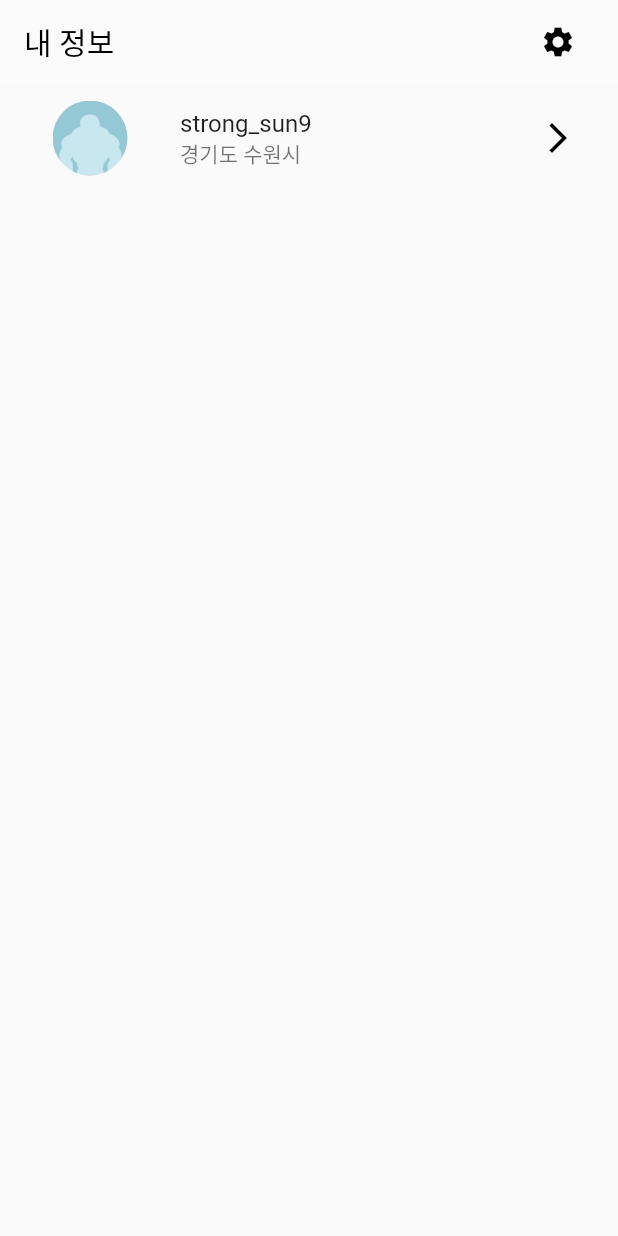
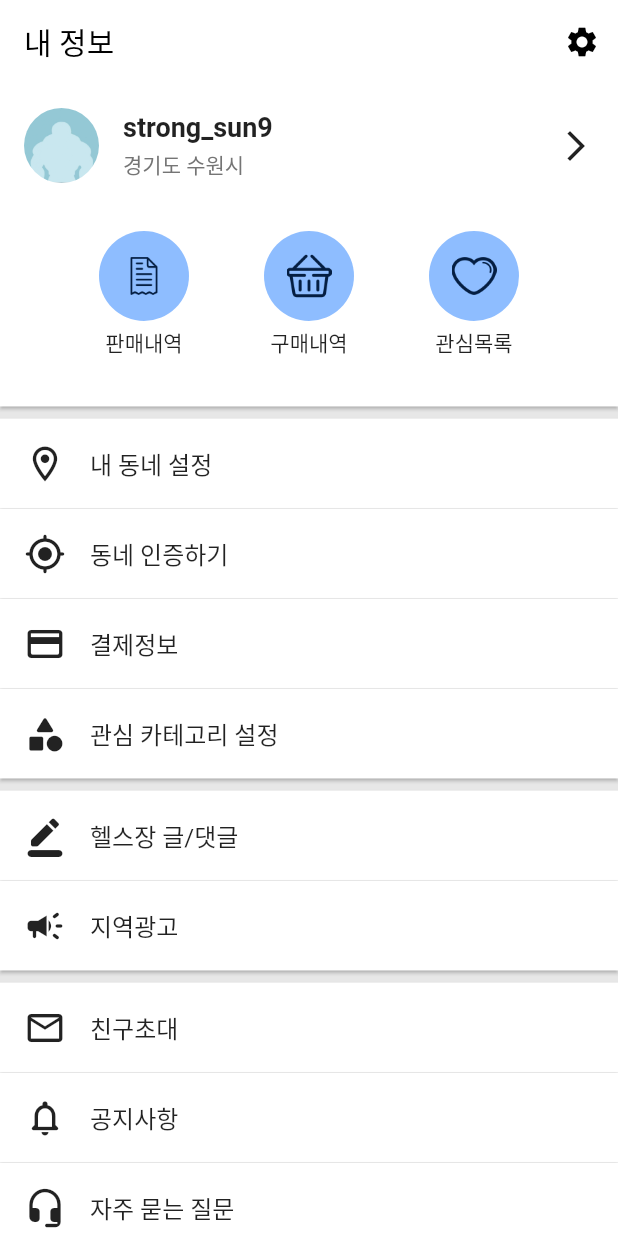
Before and after one commit to Long9725/ENFT_client_app, a Flutter app: the MyInfoPage screen opened directly with sample values from the repository, on a phone screen of 412 x 824 dp. Run offline on Flutter 3.47's test engine with Material 2 defaults, Android fonts, the phone set to English and light mode, and no system bars; our stand-ins replace flutter_swiper_null_safety, location, lottie.

Commit message:
Stand profile in line

```diff
--- a/lib/src/page/myInfo.dart
+++ b/lib/src/page/myInfo.dart
@@ -1,9 +1,40 @@
+import 'package:blue/src/helper.dart';
 import 'package:flutter/material.dart';
 
 import 'package:blue/src/model/user.dart';
 
 class MyInfoPage extends StatelessWidget {
   final User user;
+  static const historyIcons = [
+    "assets/icons/receipt.png",
+    "assets/icons/shopping-bag.png",
+    "assets/icons/heart.png"
+  ];
+  static const historyTitles = ["판매내역", "구매내역", "관심목록"];
+  static const infoTileIcons = [
+    Icons.location_on_outlined,
+    Icons.my_location_rounded,
+    Icons.credit_card_rounded,
+    Icons.category_rounded,
+    Icons.border_color_rounded,
+    Icons.campaign_rounded,
+    Icons.email_outlined,
+    Icons.notifications_none_rounded,
+    Icons.headset_mic_rounded,
+    Icons.settings
+  ];
+  static const infoTileTexts = [
+    "내 동네 설정",
+    "동네 인증하기",
+    "결제정보",
+    "관심 카테고리 설정",
+    "헬스장 글/댓글",
+    "지역광고",
+    "친구초대",
+    "공지사항",
+    "자주 묻는 질문",
+    "설정"
+  ];
 
   const MyInfoPage({Key? key, required this.user}) : super(key: key);
 
@@ -12,39 +43,151 @@ class MyInfoPage extends StatelessWidget {
     return Scaffold(
         appBar: AppBar(
           automaticallyImplyLeading: false,
-        title: Row(
-          mainAxisAlignment: MainAxisAlignment.end,
-          children: [
-            const Expanded(
-                child: Text(
+          backgroundColor: Colors.white,
+          titleSpacing: kDefaultPadding,
+          title: const Text(
             "내 정보",
             style: TextStyle(color: Colors.black),
-            )),
+          ),
+          actions: [
             IconButton(
                 onPressed: () {},
                 icon: const Icon(Icons.settings, color: Colors.black))
           ],
-        ),
-        backgroundColor: Colors.white24,
           elevation: 0,
         ),
+        backgroundColor: Colors.grey.withOpacity(0.25),
         body: SingleChildScrollView(
             child: Column(
           children: [
-          ListTile(
-            leading: MaterialButton(
-              onPressed: () {},
-              child: ClipOval(
-                  child: Image.asset(user.profile, fit: BoxFit.contain, height: 50, width: 50,)),
+            buildUserProfileBox(),
+            const SizedBox(
+              height: kDefaultPadding / 2,
             ),
-            title: Text(user.nickName),
-            subtitle: Text(user.location),
-            trailing: IconButton(
-                onPressed: () {},
-                icon: const Icon(Icons.arrow_forward_ios, color: Colors.black)),
+            for (int i = 0; i < 4; i++)
+              buildIconTextTile(infoTileIcons[i], infoTileTexts[i]),
+            const SizedBox(
+              height: kDefaultPadding / 2,
+            ),
+            for (int i = 4; i < 6; i++)
+              buildIconTextTile(infoTileIcons[i], infoTileTexts[i]),
+            const SizedBox(
+              height: kDefaultPadding / 2,
+            ),
+            for (int i = 6; i < infoTileIcons.length; i++)
+              buildIconTextTile(infoTileIcons[i], infoTileTexts[i]),
+            const SizedBox(
+              height: kDefaultPadding / 2,
+            ),
+          ],
+        )));
+  }
+
+  Widget buildUserProfileBox() {
+    return PhysicalModel(
+        color: Colors.white,
+        elevation: 1,
+        child: Padding(
+            padding: const EdgeInsets.all(kDefaultPadding),
+            child: Column(
+              children: [
+                Row(
+                  children: [
+                    InkWell(
+                      onTap: () {},
+                      child: Container(
+                          height: 50,
+                          width: 50,
+                          decoration: BoxDecoration(
+                        shape: BoxShape.circle,
+                        image: DecorationImage(image: AssetImage(user.profile),fit: BoxFit.contain)
+                      )),
+                    ),
+                    const SizedBox(width: kDefaultPadding,),
+                    Expanded(
+                        child: InkWell(
+                            onTap: () {},
+                            child: Row(
+                              children: [
+                                Expanded(
+                                  child: Column(
+                                    crossAxisAlignment:
+                                        CrossAxisAlignment.start,
+                                    children: [
+                                      Text(user.nickName,
+                                          style: const TextStyle(
+                                              fontSize: 18,
+                                              fontWeight: FontWeight.bold)),
+                                      const SizedBox(
+                                          height: kDefaultPadding / 4),
+                                      Text(user.location,
+                                          style: TextStyle(
+                                              color: Colors.grey[600])),
+                                    ],
+                                  ),
+                                ),
+                                const Icon(Icons.arrow_forward_ios)
+                              ],
+                            ))),
+                  ],
+                ),
+                const SizedBox(height: kDefaultPadding * 2),
+                Row(
+                  mainAxisAlignment: MainAxisAlignment.spaceEvenly,
+                  children: [
+                    for (int i = 0; i < historyIcons.length; i++)
+                      buildHistoryButton(historyIcons[i], historyTitles[i])
+                  ],
+                ),
+                const SizedBox(
+                  height: kDefaultPadding,
+                ),
+              ],
+            )));
+  }
+
+  Widget buildHistoryButton(String imageUrl, String title) {
+    return InkWell(
+      onTap: () {},
+      child: Column(
+        children: [
+          Stack(
+            alignment: Alignment.center,
+            children: [
+              Opacity(
+                  opacity: 0.9,
+                  child: Container(
+                    height: 60,
+                    width: 60,
+                    decoration: const BoxDecoration(
+                        shape: BoxShape.circle, color: Color(0xff82b6ff)),
+                  )),
+              Image.asset(imageUrl, height: 30, width: 30, color: kPrimaryColor)
+            ],
+          ),
+          const SizedBox(height: kDefaultPadding / 4),
+          Text(
+            title,
           )
         ],
-      )),
+      ),
     );
   }
+
+  Widget buildIconTextTile(IconData iconData, String text) {
+    return PhysicalModel(
+        color: Colors.white,
+        elevation: 1,
+        child: Padding(
+            padding: const EdgeInsets.all(kDefaultPadding),
+            child: Row(
+              mainAxisAlignment: MainAxisAlignment.start,
+              children: [
+                Icon(iconData, size: 28),
+                const SizedBox(width: kDefaultPadding),
+                Expanded(
+                    child: Text(text, style: const TextStyle(fontSize: 16.0)))
+              ],
+            )));
   }
+}
--- a/lib/src/screen/splash.dart
+++ b/lib/src/screen/splash.dart
@@ -1,5 +1,4 @@
 import 'package:flutter/material.dart';
-import 'package:flutter/widgets.dart';
 
 import 'package:lottie/lottie.dart';
 
@@ -17,7 +16,7 @@ class _SplashScreenState extends State<SplashScreen>
   late AnimationController _lottieAnimation;
   var expanded = false;
   final double _bigFontSize = 178;
-  final transitionDuration = Duration(seconds: 1);
+  final transitionDuration = const Duration(seconds: 1);
 
   @override
   void initState() {
@@ -72,7 +71,7 @@ class _SplashScreenState extends State<SplashScreen>
                     crossFadeState: !expanded
                         ? CrossFadeState.showFirst
                         : CrossFadeState.showSecond,
-                    duration: const Duration(milliseconds: 1000),
+                    duration:   const Duration(milliseconds: 1000),
                     // the same duration as above
                     firstChild: Container(),
                     // an empty container
--- a/pubspec.yaml
+++ b/pubspec.yaml
@@ -66,6 +66,7 @@ flutter:
   assets:
     - assets/lottie/
     - assets/photos/
+    - assets/icons/
 
   # An image assets can refer to one or more resolution-specific "variants", see
   # https://flutter.dev/assets-and-images/#resolution-aware.
```
Also changed, not shown: assets/icons/heart.png (added), assets/icons/receipt.png (added), assets/icons/shopping-bag.png (added). Lines whose indentation alone changed are shown as unchanged.
